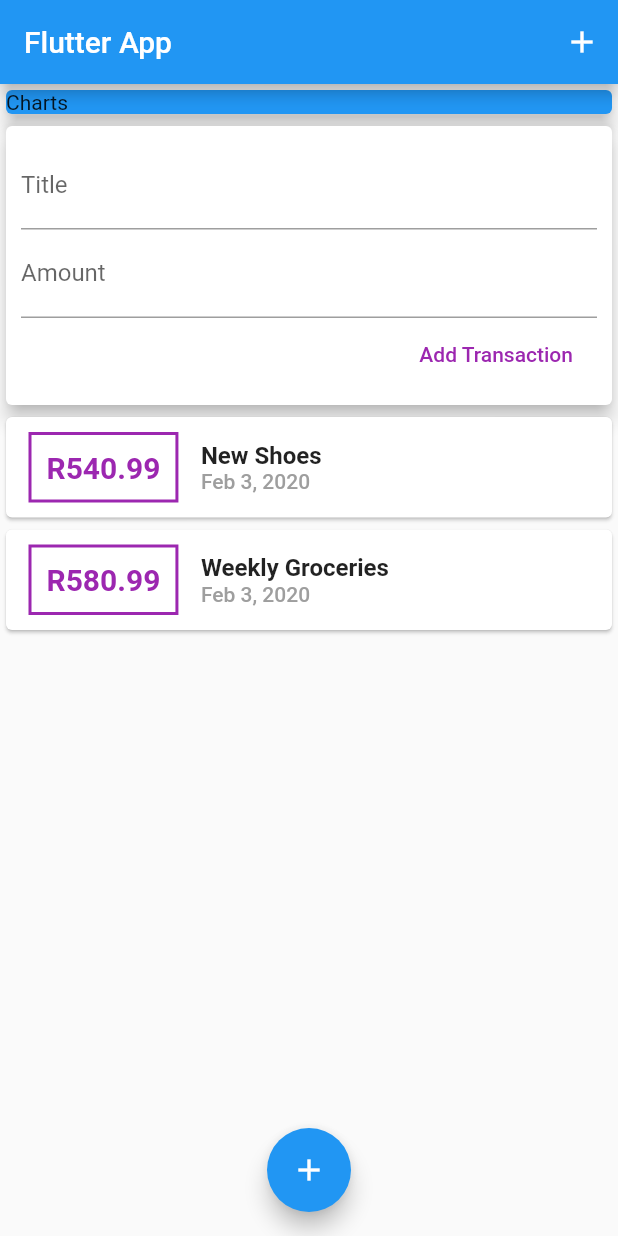
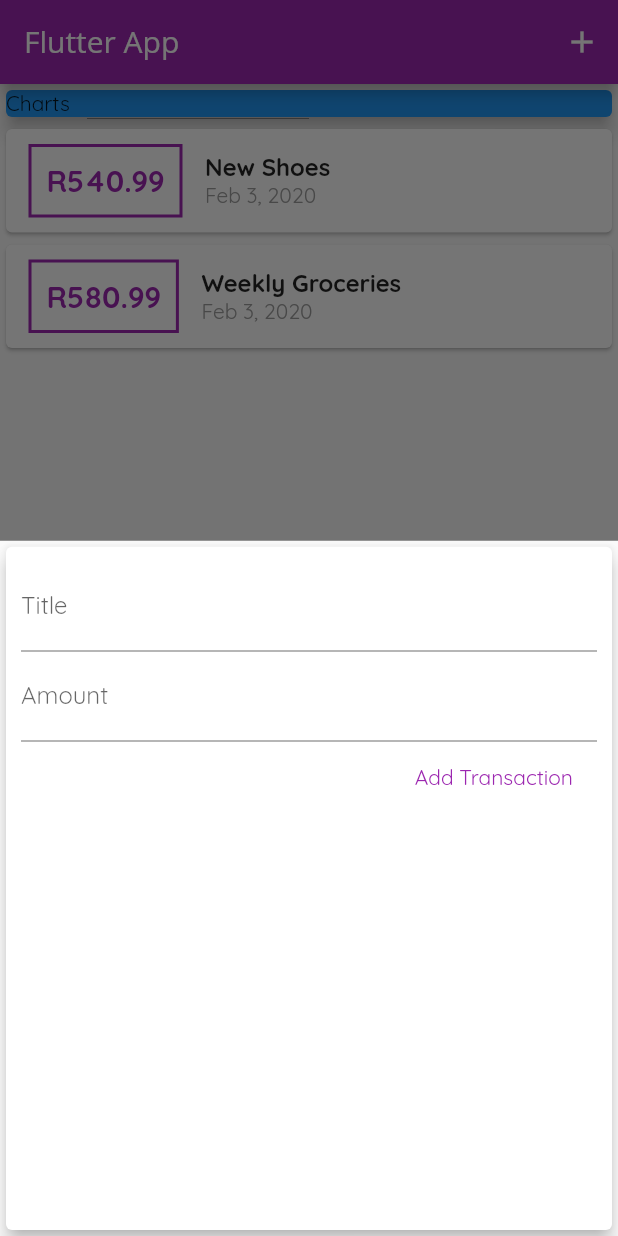
Before and after one commit to kanityi/expense_planner, a Flutter app: the screen it shows after launch, after a tap on the "add" icon, on a phone screen of 412 x 824 dp. Run offline on Flutter 3.47's test engine with Material 2 defaults, Android fonts, the phone set to English and light mode, and no system bars; Roboto replaces fonts that are missing (Open Sans).

Commit message:
Finishing showModel and adding theme and fonts.

```diff
--- a/lib/main.dart
+++ b/lib/main.dart
@@ -1,7 +1,8 @@
-import 'package:expense_planner/widgets/new_transaction.dart';
 import 'package:flutter/material.dart';
 
-import './widgets/user_transaction.dart';
+import './widgets/transaction_list.dart';
+import './widgets/new_transaction.dart';
+import './models/transaction.dart';
 
 void main() => runApp(MyApp());
 
@@ -9,31 +10,83 @@ class MyApp extends StatelessWidget {
   @override
   Widget build(BuildContext context) {
     return MaterialApp(
-      title: 'Flutter Demo',
+      title: 'Personal Expenses',
       theme: ThemeData(
-        primarySwatch: Colors.blue,
-      ),
+          primarySwatch: Colors.purple,
+          accentColor: Colors.amber,
+          fontFamily: 'Quicksand',
+          appBarTheme: AppBarTheme(
+            textTheme: ThemeData.light().textTheme.copyWith(
+                  title: TextStyle(
+                    fontFamily: 'OpenSans',
+                    fontSize: 20,
+                  ),
+                ),
+          )),
       home: MyHomePage(),
     );
   }
 }
 
-class MyHomePage extends StatelessWidget {
-void startAddnewTransaction(BuildContext ctx){
-  showModalBottomSheet(context: ctx,builder: (_){
-    return ;//NewTransaction(addTransaction);
-  });
+class MyHomePage extends StatefulWidget {
+  @override
+  _MyHomePageState createState() => _MyHomePageState();
 }
+
+class _MyHomePageState extends State<MyHomePage> {
+  final List<Transaction> _userTransactions = [
+    Transaction(
+      id: 't1',
+      title: 'New Shoes',
+      amount: 540.99,
+      date: DateTime.now(),
+    ),
+    Transaction(
+      id: 't2',
+      title: 'Weekly Groceries',
+      amount: 580.99,
+      date: DateTime.now(),
+    ),
+  ];
+
+  void _addNewTransaction(String title, double amount) {
+    final newTx = Transaction(
+      id: DateTime.now().toString(),
+      title: title,
+      amount: amount,
+      date: DateTime.now(),
+    );
+
+    setState(() {
+      _userTransactions.add(newTx);
+    });
+  }
+
+  void _startAddNewTrasaction(BuildContext ctx) {
+    showModalBottomSheet(
+      context: ctx,
+      builder: (_) {
+        return GestureDetector(
+          onTap: () {},
+          child: NewTransaction(_addNewTransaction),
+          behavior: HitTestBehavior.opaque,
+        );
+      },
+    );
+  }
 
   @override
   Widget build(BuildContext context) {
     return Scaffold(
       appBar: AppBar(
-        title: Text('Flutter App'),
+        title: Text(
+          'Flutter App',
+          style: TextStyle(fontFamily: 'Open Sans'),
+        ),
         actions: <Widget>[
           IconButton(
             icon: Icon(Icons.add),
-            onPressed: () {},
+            onPressed: () => _startAddNewTrasaction(context),
           )
         ],
       ),
@@ -50,17 +103,14 @@ void startAddnewTransaction(BuildContext ctx){
                 elevation: 5,
               ),
             ),
-            UserTransaction(),
+            TransactionList(_userTransactions),
           ],
         ),
       ),
       floatingActionButtonLocation: FloatingActionButtonLocation.centerFloat,
       floatingActionButton: FloatingActionButton(
-        child: Icon(Icons.add),
-        onPressed: () {
-
-        },
-      ),
+          child: Icon(Icons.add),
+          onPressed: () => _startAddNewTrasaction(context)),
     );
   }
 }
--- a/lib/widgets/new_transaction.dart
+++ b/lib/widgets/new_transaction.dart
@@ -1,10 +1,17 @@
 import 'package:flutter/material.dart';
 
-class NewTransaction extends StatelessWidget {
-  final titleController = TextEditingController();
-  final amountController = TextEditingController();
+class NewTransaction extends StatefulWidget {
   final Function addTransaction;
   NewTransaction(this.addTransaction);
+
+  @override
+  _NewTransactionState createState() => _NewTransactionState();
+}
+
+class _NewTransactionState extends State<NewTransaction> {
+  final titleController = TextEditingController();
+
+  final amountController = TextEditingController();
 
   void submitTransaction() {
       final enteredTitle = titleController.text;
@@ -13,10 +20,12 @@ class NewTransaction extends StatelessWidget {
       if(enteredTitle.isEmpty || enteredAmount <= 0){
         return;
       }
-      addTransaction(
+      widget.addTransaction(
         enteredTitle,
         enteredAmount,
       );
+
+      Navigator.of(context).pop();
   }
 
   @override
--- a/lib/widgets/transaction_list.dart
+++ b/lib/widgets/transaction_list.dart
@@ -22,7 +22,7 @@ class TransactionList extends StatelessWidget {
                   ),
                   decoration: BoxDecoration(
                     border: Border.all(
-                      color: Colors.purple,
+                      color: Theme.of(context).primaryColor,
                       width: 2,
                     ),
                   ),
@@ -31,7 +31,7 @@ class TransactionList extends StatelessWidget {
                     style: TextStyle(
                       fontWeight: FontWeight.bold,
                       fontSize: 20,
-                      color: Colors.purple,
+                      color: Theme.of(context).primaryColor,
                     ),
                   ),
                   padding: EdgeInsets.all(10),
--- a/lib/widgets/user_transaction.dart
+++ /dev/null
@@ -1,52 +0,0 @@
-import 'package:flutter/material.dart';
-
-import '../widgets/new_transaction.dart';
-import '../widgets/transaction_list.dart';
-import '../models/transaction.dart';
-
-class UserTransaction extends StatefulWidget {
-  @override
-  _UserTransactionState createState() => _UserTransactionState();
-}
-
-class _UserTransactionState extends State<UserTransaction> {
-  final List<Transaction> _userTransactions = [
-    Transaction(
-      id: 't1',
-      title: 'New Shoes',
-      amount: 540.99,
-      date: DateTime.now(),
-    ),
-    Transaction(
-      id: 't2',
-      title: 'Weekly Groceries',
-      amount: 580.99,
-      date: DateTime.now(),
-    ),
-  ];
-
-  void _addNewTransaction(String title, double amount) {
-    final newTx = Transaction(
-      id: DateTime.now().toString(),
-      title: title,
-      amount: amount,
-      date: DateTime.now(),
-    );
-
-    setState(() {
-      _userTransactions.add(newTx);
-    });
-
-  }
-
-
-  @override
-  Widget build(BuildContext context) {
-    return Column(
-      children: <Widget>[
-        NewTransaction(_addNewTransaction),//passing the fuction without paranthesis, with paranthesis means we are excuting the fuction..now we passing the pointer of a fuction
-        TransactionList(_userTransactions),
-      ],
-    );
-  }
-}
```
Also changed, not shown: pubspec.yaml (+11 -6 lines), assets/fonts/OpenSans-Bold.ttf (added), assets/fonts/OpenSans-Regular.ttf (added), assets/fonts/Quicksand-Bold.ttf (added), assets/fonts/Quicksand-Light.ttf (added), assets/fonts/Quicksand-Medium.ttf (added), assets/fonts/Quicksand-Regular.ttf (added), pubspec.lock, 1 other file.
